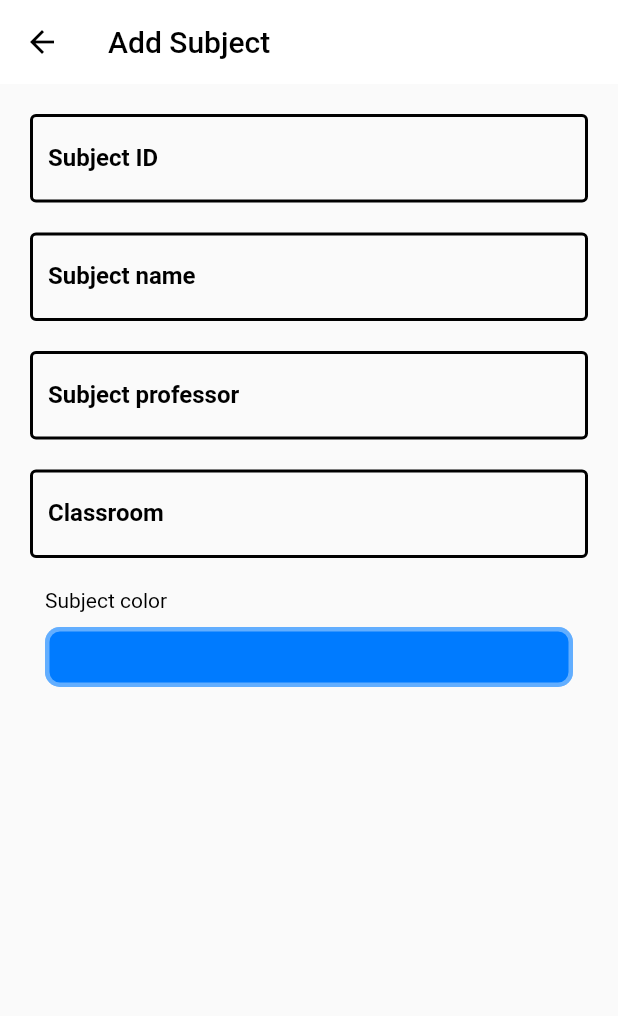
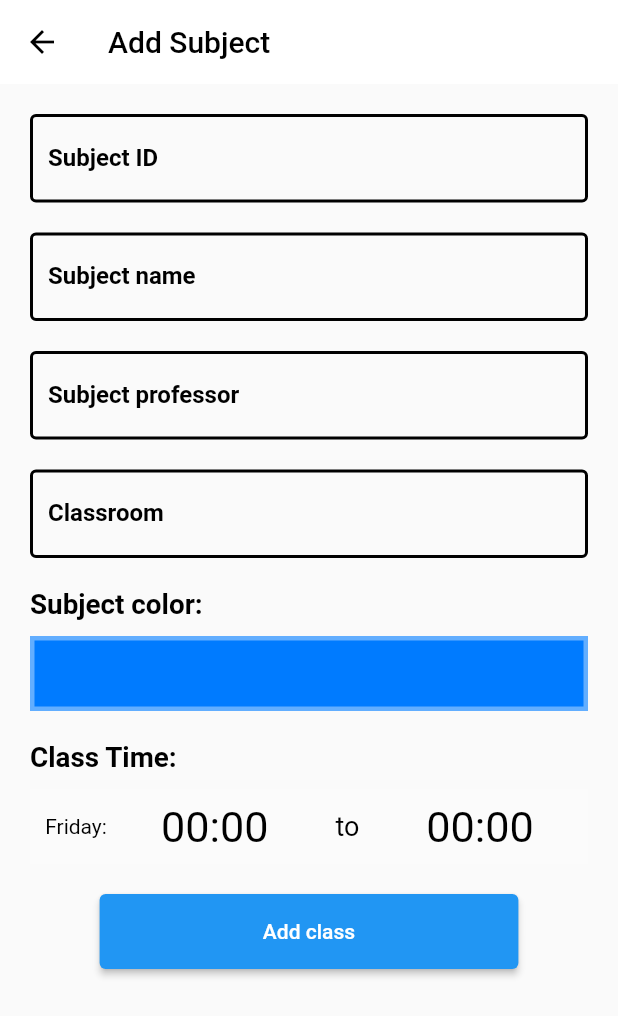
Before and after one commit to otovic/class_schedule, a Flutter app: the AddSubject screen opened directly, on a phone screen of 412 x 824 dp. Shown: the top 1016 px of the screen. Run offline on Flutter 3.47's test engine with Material 2 defaults, Android fonts, the phone set to English and light mode, and no system bars; our stand-ins replace flutter_bloc, in_app_purchase, sqflite; accounts and stored records are empty.

Commit message:
Finished adding subjects

```diff
--- a/lib/Blocs/ScheduleBloc/schedule_events.dart
+++ b/lib/Blocs/ScheduleBloc/schedule_events.dart
@@ -17,3 +17,12 @@ class ChangeWeek extends ScheduleEvent {
 class InitWeek extends ScheduleEvent {
   const InitWeek();
 }
+
+class InitSchedule extends ScheduleEvent {
+  const InitSchedule();
+}
+
+class AddNewSubject extends ScheduleEvent {
+  final Subject subject;
+  const AddNewSubject(this.subject);
+}
--- a/lib/Blocs/ScheduleBloc/schedule_state.dart
+++ b/lib/Blocs/ScheduleBloc/schedule_state.dart
@@ -3,6 +3,7 @@ part of 'schedule_bloc.dart';
 class ScheduleState {
   DateTime currentDate = DateTime.now();
   int selectedWeek = 1;
+  List<Subject> subjects = [];
 
   ScheduleState();
 
@@ -10,5 +11,8 @@ class ScheduleState {
 
   ScheduleState.initSelectedWeek({required this.selectedWeek});
 
-  ScheduleState.init({required this.currentDate, required this.selectedWeek});
+  ScheduleState.init(
+      {required this.currentDate,
+      required this.selectedWeek,
+      required this.subjects});
 }
--- a/lib/Blocs/SettingsBloc/settings_bloc.dart
+++ b/lib/Blocs/SettingsBloc/settings_bloc.dart
@@ -53,7 +53,6 @@ class SettingsBloc extends Bloc<SettingsEvents, SettingsState> {
             loadStatus.loaded),
       );
     } catch (error) {
-      print(error);
       emit(SettingsState.setValues(
           const Settings("en", 1, 'light', 1), loadStatus.error));
     }
--- /dev/null
+++ b/lib/Widgets/class_input_week.dart
@@ -0,0 +1,148 @@
+import 'package:classschedule_app/Services/date_service.dart';
+import 'package:classschedule_app/Services/utility.dart';
+import 'package:flutter/material.dart';
+
+import '../constants/words.dart';
+
+class ClassWeekInput extends StatefulWidget {
+  const ClassWeekInput(
+      {required this.lang,
+      required this.dayNum,
+      required this.setStartTime,
+      required this.setEndTime,
+      Key? key})
+      : super(key: key);
+  final String lang;
+  final int dayNum;
+  final Function setStartTime;
+  final Function setEndTime;
+
+  @override
+  State<ClassWeekInput> createState() =>
+      _ClassWeekInputState(setStartTime, setEndTime);
+}
+
+class _ClassWeekInputState extends State<ClassWeekInput> {
+  _ClassWeekInputState(this.setStartTime, this.setEndTime);
+  TimeOfDay startTime = const TimeOfDay(hour: 00, minute: 00);
+  TimeOfDay endTime = const TimeOfDay(hour: 00, minute: 00);
+  late final Function setStartTime;
+  late final Function setEndTime;
+
+  @override
+  Widget build(BuildContext context) {
+    return Container(
+      width: double.infinity,
+      decoration: const BoxDecoration(color: Colors.white12),
+      child: Row(
+        mainAxisAlignment: MainAxisAlignment.spaceEvenly,
+        children: [
+          Container(
+            child: Text(
+              "${DateService.getWeekDayFromNum(widget.dayNum, widget.lang)!}:",
+              style: TextStyle(color: Theme.of(context).backgroundColor),
+            ),
+          ),
+          Container(
+            width: MediaQuery.of(context).size.shortestSide * 0.3,
+            height: 50,
+            child: GestureDetector(
+              onTap: () async {
+                TimeOfDay? selectedTime = await showTimePicker(
+                  initialTime: TimeOfDay.now(),
+                  context: context,
+                );
+
+                setStartTime(selectedTime);
+
+                setState(() {
+                  startTime = selectedTime!;
+                });
+              },
+              child: Row(
+                mainAxisAlignment: MainAxisAlignment.center,
+                children: [
+                  Text(
+                    UtilityService.formatTime(startTime.hour),
+                    style: TextStyle(
+                      fontSize: MediaQuery.of(context).size.shortestSide * 0.07,
+                      color: Theme.of(context).backgroundColor,
+                    ),
+                  ),
+                  Text(
+                    ":",
+                    style: TextStyle(
+                      fontSize: MediaQuery.of(context).size.shortestSide * 0.07,
+                      color: Theme.of(context).backgroundColor,
+                    ),
+                  ),
+                  Text(
+                    UtilityService.formatTime(startTime.minute),
+                    style: TextStyle(
+                      fontSize: MediaQuery.of(context).size.shortestSide * 0.07,
+                      color: Theme.of(context).backgroundColor,
+                    ),
+                  )
+                ],
+              ),
+            ),
+          ),
+          Container(
+            width: MediaQuery.of(context).size.shortestSide * 0.08,
+            height: 50,
+            alignment: Alignment.center,
+            child: Text(
+              to[widget.lang]!,
+              style: TextStyle(
+                  fontSize: 18, color: Theme.of(context).backgroundColor),
+            ),
+          ),
+          Container(
+            width: MediaQuery.of(context).size.shortestSide * 0.3,
+            height: 50,
+            child: GestureDetector(
+              onTap: () async {
+                TimeOfDay? selectedTime = await showTimePicker(
+                  initialTime: TimeOfDay.now(),
+                  context: context,
+                );
+
+                setEndTime(selectedTime);
+
+                setState(() {
+                  endTime = selectedTime!;
+                });
+              },
+              child: Row(
+                mainAxisAlignment: MainAxisAlignment.center,
+                children: [
+                  Text(
+                    UtilityService.formatTime(endTime.hour),
+                    style: TextStyle(
+                      fontSize: MediaQuery.of(context).size.shortestSide * 0.07,
+                      color: Theme.of(context).backgroundColor,
+                    ),
+                  ),
+                  Text(
+                    ":",
+                    style: TextStyle(
+                      fontSize: MediaQuery.of(context).size.shortestSide * 0.07,
+                      color: Theme.of(context).backgroundColor,
+                    ),
+                  ),
+                  Text(
+                    UtilityService.formatTime(endTime.minute),
+                    style: TextStyle(
+                      fontSize: MediaQuery.of(context).size.shortestSide * 0.07,
+                      color: Theme.of(context).backgroundColor,
+                    ),
+                  )
+                ],
+              ),
+            ),
+          ),
+        ],
+      ),
+    );
+  }
+}
--- a/lib/constants/constants.dart
+++ b/lib/constants/constants.dart
@@ -3,4 +3,6 @@ Map<String, String> dbCreateQuery = {
       "CREATE TABLE settings (id INTEGER PRIMARY KEY, settingID INTEGER, settingValue TEXT)",
   "schedule_settings":
       "CREATE TABLE schedule_settings (id INTEGER PRIMARY KEY, settingID INTEGER, settingValue TEXT)",
+  "class_schedule":
+      "CREATE TABLE class_schedule (id INTEGER PRIMARY KEY, subjectID TEXT, subjectName TEXT, professor TEXT, classroom TEXT, color TEXT, week INTEGER, day INTEGER, startTime TEXT, endTime TEXT)"
 };
--- a/lib/constants/words.dart
+++ b/lib/constants/words.dart
@@ -28,11 +28,14 @@ Map<String, String> subjectProfessor = {
   "en": "Subject professor",
   "sr": "Предметни професор"
 };
+Map<String, String> to = {"en": "to", "sr": "до"};
 Map<String, String> subjectClassroom = {"en": "Classroom", "sr": "Учионица"};
 Map<String, String> noClass = {
   "en": "No class on this day",
   "sr": "Нема часова овог дана"
 };
+Map<String, String> addClassT = {"en": "Add class", "sr": "Додај час"};
+Map<String, String> classTime = {"en": "Class Time", "sr": "Време часа"};
 Map<String, String> chooseLang = {
   "en": "Choose language",
   "sr": "Изаберите језик"
--- /dev/null
+++ b/lib/models/subject_model.dart
@@ -0,0 +1,24 @@
+import 'package:flutter/material.dart';
+
+class Subject {
+  final String subjectID;
+  final String nameOfSubject;
+  final String professorName;
+  final String classroom;
+  final Color color;
+  final int day;
+  final int week;
+  final TimeOfDay startTime;
+  final TimeOfDay endTime;
+
+  const Subject(
+      {required this.subjectID,
+      required this.nameOfSubject,
+      required this.professorName,
+      required this.classroom,
+      required this.color,
+      required this.day,
+      required this.week,
+      required this.startTime,
+      required this.endTime});
+}
--- a/lib/screens/add_subject.dart
+++ b/lib/screens/add_subject.dart
@@ -1,6 +1,9 @@
+import 'package:classschedule_app/Blocs/ScheduleBloc/schedule_bloc.dart';
 import 'package:classschedule_app/Blocs/SettingsBloc/settings_bloc.dart';
+import 'package:classschedule_app/Widgets/class_input_week.dart';
 import 'package:classschedule_app/Widgets/input_dialog.dart';
 import 'package:classschedule_app/constants/words.dart';
+import 'package:classschedule_app/models/subject_model.dart';
 import 'package:classschedule_app/screens/color_picker.dart';
 import 'package:flutter/material.dart';
 import 'package:flutter_bloc/flutter_bloc.dart';
@@ -20,6 +23,21 @@ class _AddSubjectState extends State<AddSubject> {
   TextEditingController professorController = TextEditingController();
   TextEditingController classroomController = TextEditingController();
   Color selectedColor = const Color.fromRGBO(0, 123, 255, 1);
+  TimeOfDay startTime = TimeOfDay(hour: 0, minute: 0);
+  TimeOfDay endTime = TimeOfDay(hour: 0, minute: 0);
+
+  Subject generateSubject(ScheduleState state) {
+    return Subject(
+        subjectID: idController.text,
+        nameOfSubject: nameController.text,
+        professorName: professorController.text,
+        classroom: classroomController.text,
+        color: selectedColor,
+        day: state.currentDate.weekday,
+        week: state.selectedWeek,
+        startTime: startTime,
+        endTime: endTime);
+  }
 
   void setCollor(Color color) {
     setState(() {
@@ -27,9 +45,19 @@ class _AddSubjectState extends State<AddSubject> {
     });
   }
 
+  void _setStartTime(TimeOfDay time) {
+    startTime = time;
+  }
+
+  void _setEndTime(TimeOfDay time) {
+    endTime = time;
+  }
+
   @override
   Widget build(BuildContext context) {
     SettingsBloc settingsBloc = BlocProvider.of<SettingsBloc>(context);
+    ScheduleBloc scheduleBloc = BlocProvider.of<ScheduleBloc>(context);
+
     return BlocBuilder(
       bloc: settingsBloc,
       builder: (BuildContext context, SettingsState state) {
@@ -77,22 +105,26 @@ class _AddSubjectState extends State<AddSubject> {
                   InputDialog(
                     placeholderText:
                         "${subjectClassroom[state.settings.langID]!}",
-                    controller: professorController,
+                    controller: classroomController,
                   ),
                   const SizedBox(
                     height: 20,
                   ),
                   Container(
                     width: double.infinity,
-                    margin: EdgeInsets.only(left: 10, right: 10),
                     child: Column(
                       children: [
                         Container(
                           width: double.infinity,
                           child: Text(
-                            subjectColor[state.settings.langID]!,
+                            "${subjectColor[state.settings.langID]!}:",
                             style: TextStyle(
-                                color: Theme.of(context).backgroundColor),
+                              color: Theme.of(context).backgroundColor,
+                              fontWeight: FontWeight.bold,
+                              fontSize:
+                                  MediaQuery.of(context).size.shortestSide *
+                                      0.045,
+                            ),
                           ),
                         ),
                         const SizedBox(
@@ -112,9 +144,8 @@ class _AddSubjectState extends State<AddSubject> {
                           },
                           child: Container(
                             width: double.infinity,
-                            height: 40,
+                            height: 50,
                             decoration: BoxDecoration(
-                              borderRadius: BorderRadius.circular(10),
                               border:
                                   Border.all(color: Colors.white38, width: 3),
                               color: selectedColor,
@@ -122,6 +153,61 @@ class _AddSubjectState extends State<AddSubject> {
                           ),
                         )
                       ],
+                    ),
+                  ),
+                  const SizedBox(
+                    height: 20,
+                  ),
+                  Container(
+                    width: double.infinity,
+                    child: Text(
+                      "${classTime[settingsBloc.state.settings.langID]!}:",
+                      style: TextStyle(
+                        color: Theme.of(context).backgroundColor,
+                        fontWeight: FontWeight.bold,
+                        fontSize:
+                            MediaQuery.of(context).size.shortestSide * 0.045,
+                      ),
+                    ),
+                  ),
+                  const SizedBox(
+                    height: 10,
+                  ),
+                  Container(
+                    width: double.infinity,
+                    child: Column(
+                      children: [
+                        ClassWeekInput(
+                          dayNum: scheduleBloc.state.currentDate.weekday,
+                          lang: settingsBloc.state.settings.langID,
+                          setStartTime: (time) {
+                            _setStartTime(time);
+                          },
+                          setEndTime: (time) {
+                            _setEndTime(time);
+                          },
+                        ),
+                      ],
+                    ),
+                  ),
+                  const SizedBox(
+                    height: 20,
+                  ),
+                  ElevatedButton(
+                    onPressed: () {
+                      scheduleBloc.add(
+                        AddNewSubject(
+                          generateSubject(scheduleBloc.state),
+                        ),
+                      );
+                    },
+                    child: Container(
+                      width: MediaQuery.of(context).size.shortestSide * 0.6,
+                      height: 50,
+                      child: Center(
+                        child: Text(
+                            addClassT[settingsBloc.state.settings.langID]!),
+                      ),
                     ),
                   ),
                 ],
```
Also changed, not shown: lib/Blocs/ScheduleBloc/schedule_bloc.dart (+70 -32 lines), lib/Services/database_service.dart (+14 -7 lines), lib/Services/date_service.dart (+6 -6 lines), lib/Services/utility.dart (+31 -0 lines), lib/screens/main_screen.dart (+6 -7 lines).
